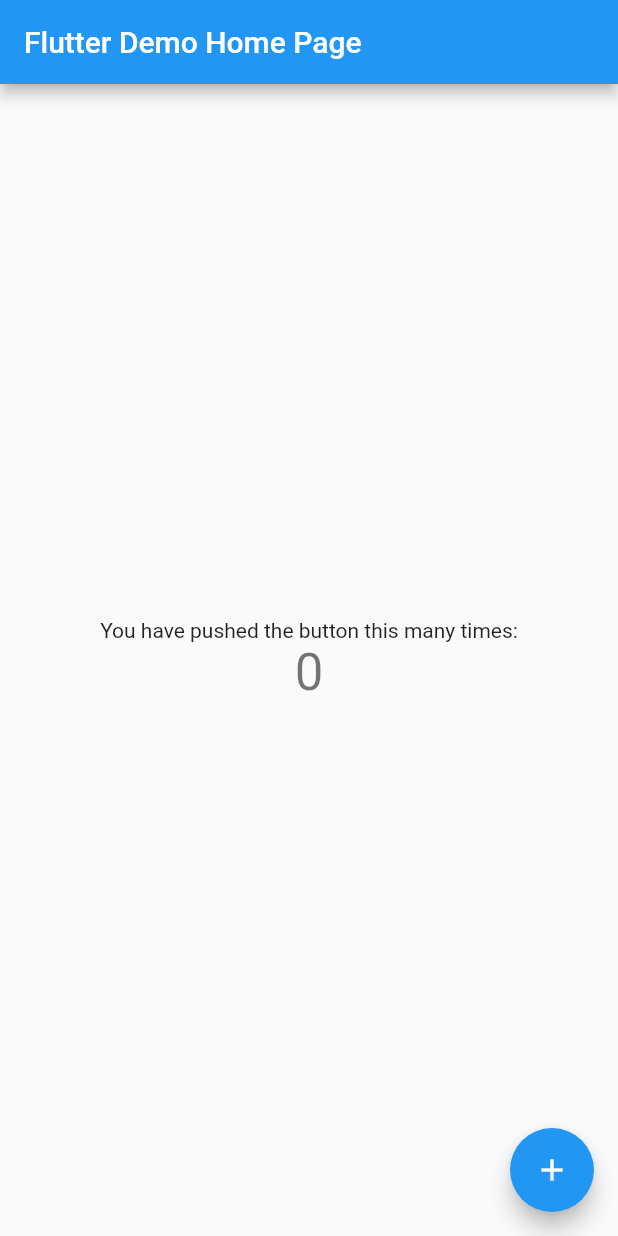
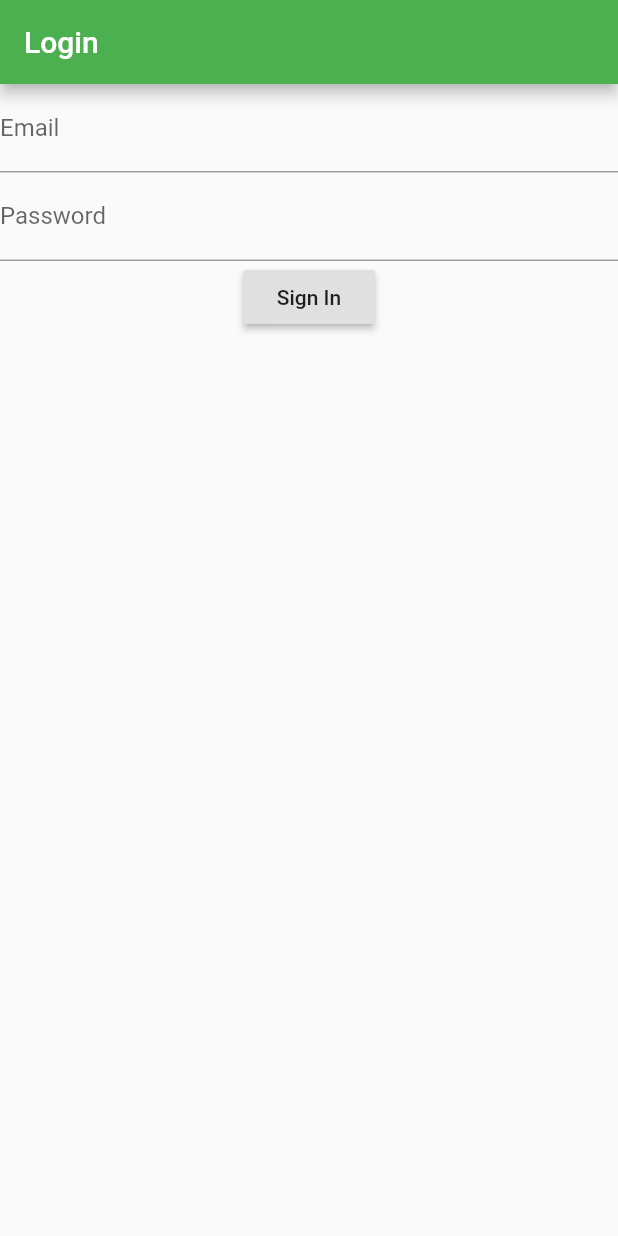
Before and after one commit to YoussefRizkalla/fit_together, a Flutter app: the screen it shows after launch, on a phone screen of 412 x 824 dp. Run offline on Flutter 3.47's test engine with Material 2 defaults, Android fonts, the phone set to English and light mode, and no system bars; our stand-ins replace firebase_auth; accounts and stored records are empty.

Commit message:
Added firebase and basic login page

```diff
--- /dev/null
+++ b/lib/auth/login.dart
@@ -0,0 +1,47 @@
+import 'package:flutter/material.dart';
+import 'package:firebase_auth/firebase_auth.dart';
+
+class LoginPage extends StatefulWidget {
+  _LoginPageState createState() => _LoginPageState();
+}
+
+class _LoginPageState extends State<LoginPage> {
+  String _email, _password;
+  final GlobalKey<FormState> _formKey = GlobalKey<FormState>();
+  @override
+  Widget build(BuildContext context) {
+    return Scaffold(
+      appBar: AppBar(
+        title: Text('Login'),
+      ),
+      body: Form(
+        key: _formKey,
+        child: Column(
+          children: <Widget>[
+            TextFormField(
+              validator: (input) {
+                if(input.isEmpty) {
+                  return 'Enter an email';
+                }
+              },
+              onSaved: (input) => _email = input,
+              decoration: InputDecoration(
+                labelText: 'Email'
+              ),
+            ),
+            TextFormField(
+              decoration: InputDecoration(
+                labelText: 'Password'
+              ),
+              obscureText: true,
+            ),
+            RaisedButton(
+              onPressed: () {},
+              child: Text('Sign In'),
+            )
+          ],
+        )
+      ),
+    );
+  }
+}
--- a/lib/main.dart
+++ b/lib/main.dart
@@ -1,3 +1,4 @@
+import 'package:fit_together/auth/login.dart';
 import 'package:flutter/material.dart';
 
 void main() => runApp(MyApp());
@@ -9,18 +10,9 @@ class MyApp extends StatelessWidget {
     return MaterialApp(
       title: 'Flutter Demo',
       theme: ThemeData(
-        // This is the theme of your application.
-        //
-        // Try running your application with "flutter run". You'll see the
-        // application has a blue toolbar. Then, without quitting the app, try
-        // changing the primarySwatch below to Colors.green and then invoke
-        // "hot reload" (press "r" in the console where you ran "flutter run",
-        // or simply save your changes to "hot reload" in a Flutter IDE).
-        // Notice that the counter didn't reset back to zero; the application
-        // is not restarted.
-        primarySwatch: Colors.blue,
+        primarySwatch: Colors.green,
       ),
-      home: MyHomePage(title: 'Flutter Demo Home Page'),
+      home: LoginPage(),
     );
   }
 }
--- a/pubspec.yaml
+++ b/pubspec.yaml
@@ -19,6 +19,7 @@ dependencies:
   # The following adds the Cupertino Icons font to your application.
   # Use with the CupertinoIcons class for iOS style icons.
   cupertino_icons: ^0.1.2
+  firebase_auth: ^0.5.20
 
 dev_dependencies:
   flutter_test:
```
Also changed, not shown: 3 other files.
